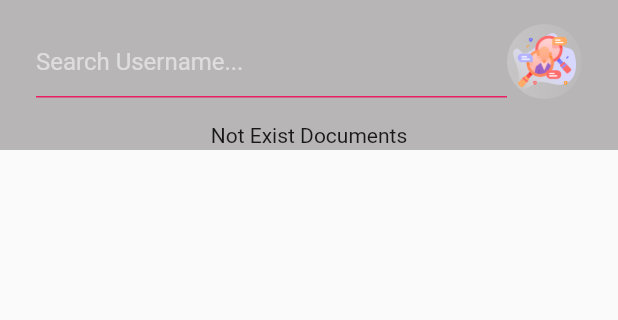
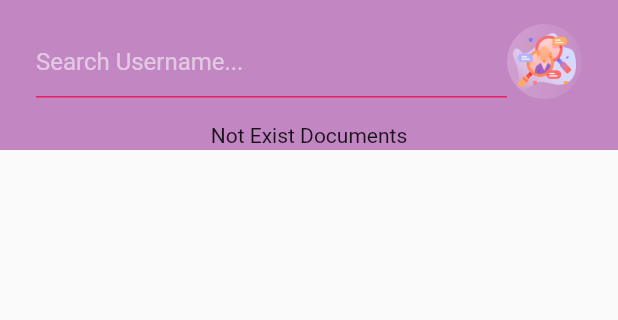
Before and after one commit to PeymanBozorgnezhad/chat_app_demo, a Flutter app: the SearchScreen screen opened directly, on a phone screen of 412 x 824 dp, the part 84-404 px from its top. Run offline on Flutter 3.47's test engine with Material 2 defaults, Android fonts, the light colour scheme and no system bars; our stand-ins replace cloud_firestore, firebase_auth, firebase_core, firebase_storage, fluttertoast, image_picker; accounts and stored records are empty.

Commit message:
add new const variable color to constants

```diff
--- a/lib/constants.dart
+++ b/lib/constants.dart
@@ -21,7 +21,8 @@ InputDecoration kTextFieldInputDecoration(String hintText) {
           borderSide: BorderSide(color: Colors.pink)));
 }
 
-const kBackgroundColorDecoration = Color(0x542F2929);
+// const kBackgroundColorDecoration = Color(0x542F2929);
+const kBackgroundColorDecoration = Color(0x8F972B97);
 
 const kTxtStyleSearchResult = TextStyle(
   color: Colors.white70,
```
